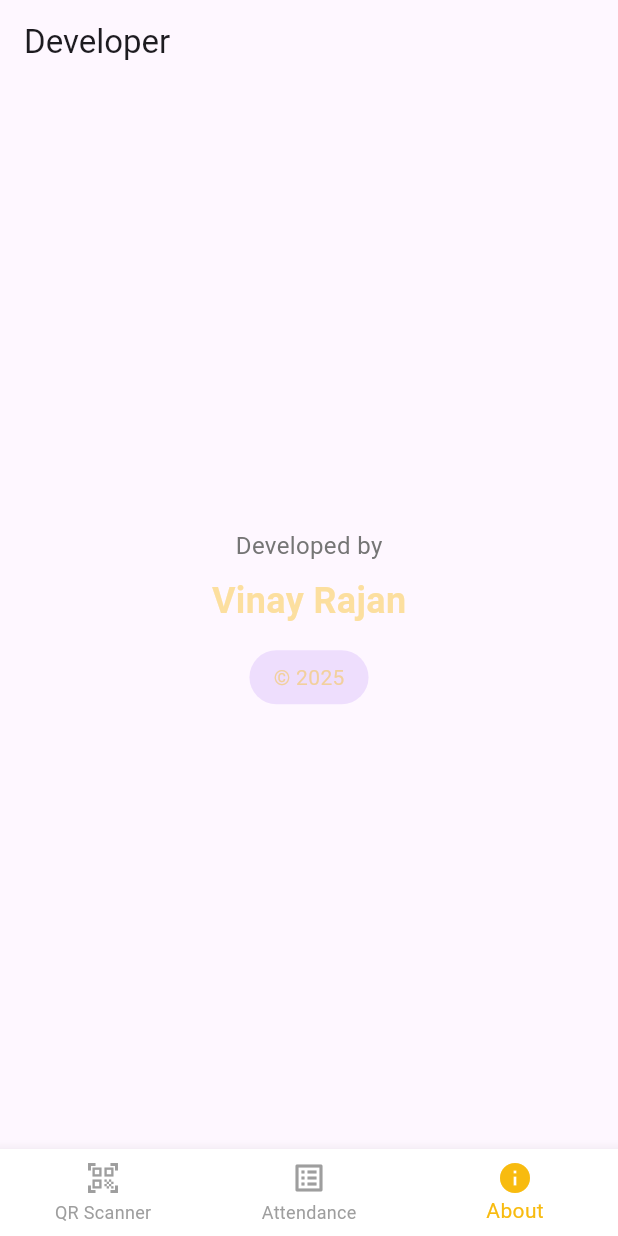
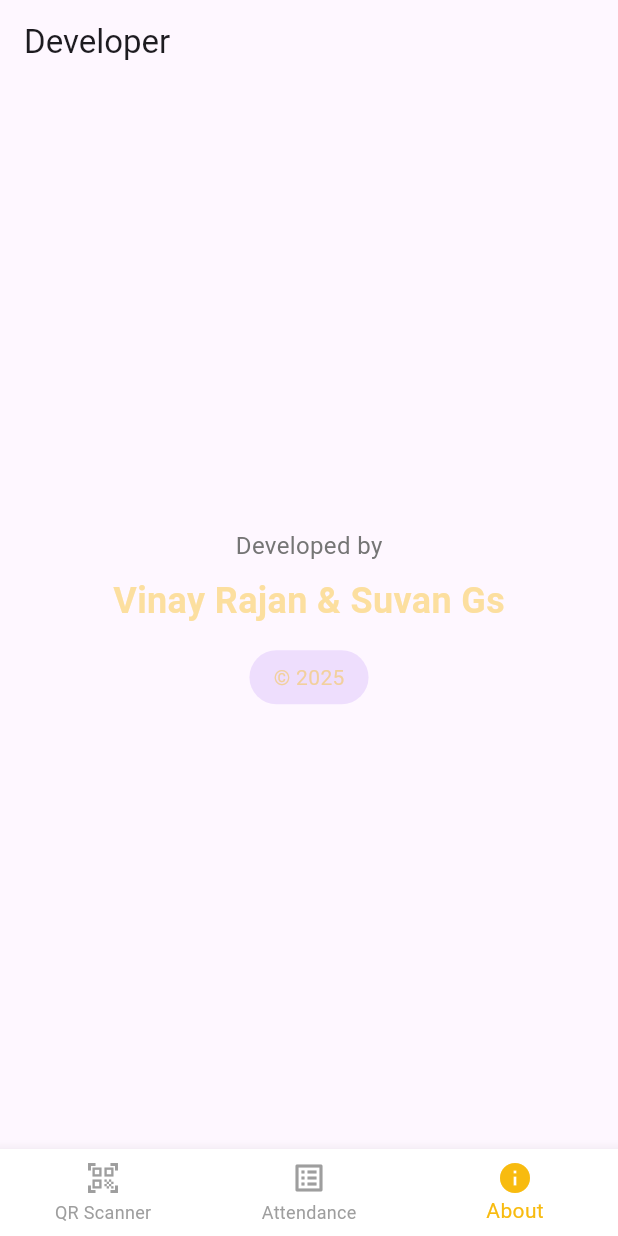
Before and after one commit to founder-srm/TurnOut-3.0, a Flutter app: the screen it shows after launch, item 3 of the bottom bar chosen, on a phone screen of 412 x 824 dp. Run offline on Flutter 3.47's test engine with Material 3 defaults, Android fonts, the phone set to English and light mode, and no system bars; our stand-ins replace flutter_dotenv, supabase_flutter; missing offline and left inert: mobile_scanner; accounts and stored records are empty.

```diff
--- /dev/null
+++ b/devtools_options.yaml
@@ -0,0 +1,3 @@
+description: This file stores settings for Dart & Flutter DevTools.
+documentation: https://docs.flutter.dev/tools/devtools/extensions#configure-extension-enablement-states
+extensions:
--- a/lib/Screens/about.dart
+++ b/lib/Screens/about.dart
@@ -23,7 +23,7 @@ class AboutPage extends StatelessWidget {
             ),
             const SizedBox(height: 8),
             Text(
-              'Vinay Rajan',
+              'Vinay Rajan & Suvan Gs',
               style: TextStyle(
                 fontSize: 24,
                 fontWeight: FontWeight.bold,
--- a/lib/main.dart
+++ b/lib/main.dart
@@ -3,7 +3,7 @@ import 'package:flutter_dotenv/flutter_dotenv.dart';
 import 'package:supabase_flutter/supabase_flutter.dart';
 import 'package:turnout/Screens/attendance.dart';
 import 'package:turnout/Screens/scanner.dart';
-import 'package:turnout/Screens/about.dart'; // Add this import
+import 'package:turnout/Screens/about.dart';
 import 'Components/bottomNavbar.dart';
 
 Future<void> main() async {
@@ -29,6 +29,15 @@ class MyApp extends StatelessWidget {
       theme: ThemeData(
         colorScheme: ColorScheme.fromSeed(seedColor: Colors.deepPurple),
         useMaterial3: true,
+        primaryColor: Colors.deepPurple,
+        textTheme: TextTheme(
+          displayLarge: TextStyle(fontSize: 32.0, fontWeight: FontWeight.bold, color: Colors.deepPurple),
+          bodyLarge: TextStyle(fontSize: 16.0, color: Colors.grey[600]),
+        ),
+        buttonTheme: ButtonThemeData(
+          buttonColor: Colors.deepPurple,
+          textTheme: ButtonTextTheme.primary,
+        ),
       ),
       home: const MyHomePage(),
     );
```
